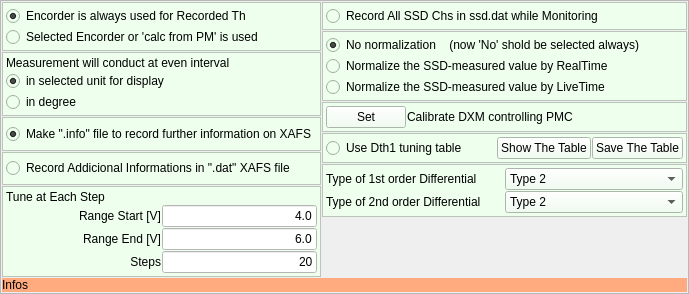
First picture: the form in Conditions.ui, repository mtab3/xafsm2, before the edit.
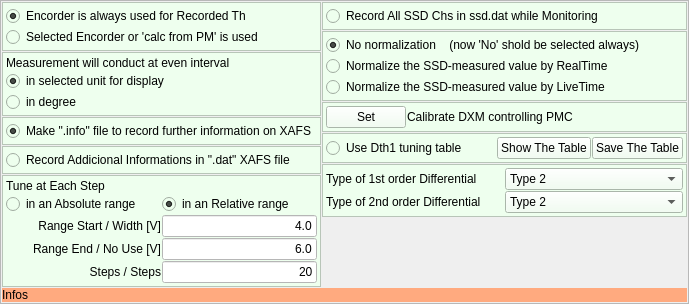
Second picture: the form after the edit.

The edit to the form file:
```diff
--- a/Conditions.ui
+++ b/Conditions.ui
@@ -214,53 +214,7 @@
         <property name="spacing">
          <number>1</number>
         </property>
-        <item row="1" column="1">
-         <widget class="QLineEdit" name="TuneESStart">
-          <property name="sizePolicy">
-           <sizepolicy hsizetype="Preferred" vsizetype="Fixed">
-            <horstretch>0</horstretch>
-            <verstretch>0</verstretch>
-           </sizepolicy>
-          </property>
-          <property name="styleSheet">
-           <string notr="true">background-color: rgb(255, 255, 255);</string>
-          </property>
-          <property name="text">
-           <string>4.0</string>
-          </property>
-          <property name="alignment">
-           <set>Qt::AlignRight|Qt::AlignTrailing|Qt::AlignVCenter</set>
-          </property>
-         </widget>
-        </item>
-        <item row="0" column="0" colspan="2">
-         <widget class="QLabel" name="label_3">
-          <property name="text">
-           <string>Tune at Each Step</string>
-          </property>
-         </widget>
-        </item>
-        <item row="1" column="0">
-         <widget class="QLabel" name="label_6">
-          <property name="text">
-           <string>Range Start [V]</string>
-          </property>
-          <property name="alignment">
-           <set>Qt::AlignRight|Qt::AlignTrailing|Qt::AlignVCenter</set>
-          </property>
-         </widget>
-        </item>
-        <item row="2" column="0">
-         <widget class="QLabel" name="label_7">
-          <property name="text">
-           <string>Range End [V]</string>
-          </property>
-          <property name="alignment">
-           <set>Qt::AlignRight|Qt::AlignTrailing|Qt::AlignVCenter</set>
-          </property>
-         </widget>
-        </item>
-        <item row="2" column="1">
+        <item row="3" column="1">
          <widget class="QLineEdit" name="TuneESEnd">
           <property name="sizePolicy">
            <sizepolicy hsizetype="Preferred" vsizetype="Fixed">
@@ -279,7 +233,7 @@
           </property>
          </widget>
         </item>
-        <item row="3" column="1">
+        <item row="4" column="1">
          <widget class="QLineEdit" name="TuneESSteps">
           <property name="sizePolicy">
            <sizepolicy hsizetype="Preferred" vsizetype="Fixed">
@@ -299,15 +253,84 @@
          </widget>
         </item>
         <item row="3" column="0">
+         <widget class="QLabel" name="label_7">
+          <property name="text">
+           <string>Range End / No Use [V]</string>
+          </property>
+          <property name="alignment">
+           <set>Qt::AlignRight|Qt::AlignTrailing|Qt::AlignVCenter</set>
+          </property>
+         </widget>
+        </item>
+        <item row="2" column="1">
+         <widget class="QLineEdit" name="TuneESStart">
+          <property name="sizePolicy">
+           <sizepolicy hsizetype="Preferred" vsizetype="Fixed">
+            <horstretch>0</horstretch>
+            <verstretch>0</verstretch>
+           </sizepolicy>
+          </property>
+          <property name="styleSheet">
+           <string notr="true">background-color: rgb(255, 255, 255);</string>
+          </property>
+          <property name="text">
+           <string>4.0</string>
+          </property>
+          <property name="alignment">
+           <set>Qt::AlignRight|Qt::AlignTrailing|Qt::AlignVCenter</set>
+          </property>
+         </widget>
+        </item>
+        <item row="4" column="0">
          <widget class="QLabel" name="label_8">
           <property name="text">
-           <string>Steps</string>
+           <string>Steps / Steps</string>
           </property>
           <property name="alignment">
            <set>Qt::AlignRight|Qt::AlignTrailing|Qt::AlignVCenter</set>
           </property>
          </widget>
         </item>
+        <item row="1" column="1">
+         <widget class="QRadioButton" name="TuneESRel">
+          <property name="text">
+           <string>in an Relative range</string>
+          </property>
+          <property name="checked">
+           <bool>true</bool>
+          </property>
+          <property name="autoExclusive">
+           <bool>true</bool>
+          </property>
+         </widget>
+        </item>
+        <item row="1" column="0">
+         <widget class="QRadioButton" name="TuneESAbs">
+          <property name="text">
+           <string>in an Absolute range</string>
+          </property>
+          <property name="autoExclusive">
+           <bool>true</bool>
+          </property>
+         </widget>
+        </item>
+        <item row="2" column="0">
+         <widget class="QLabel" name="label_6">
+          <property name="text">
+           <string>Range Start / Width [V]</string>
+          </property>
+          <property name="alignment">
+           <set>Qt::AlignRight|Qt::AlignTrailing|Qt::AlignVCenter</set>
+          </property>
+         </widget>
+        </item>
+        <item row="0" column="0" colspan="2">
+         <widget class="QLabel" name="label_3">
+          <property name="text">
+           <string>Tune at Each Step</string>
+          </property>
+         </widget>
+        </item>
        </layout>
       </widget>
      </item>
```
Left out of the diff: 6 changed lines with no effect on the pictures.
